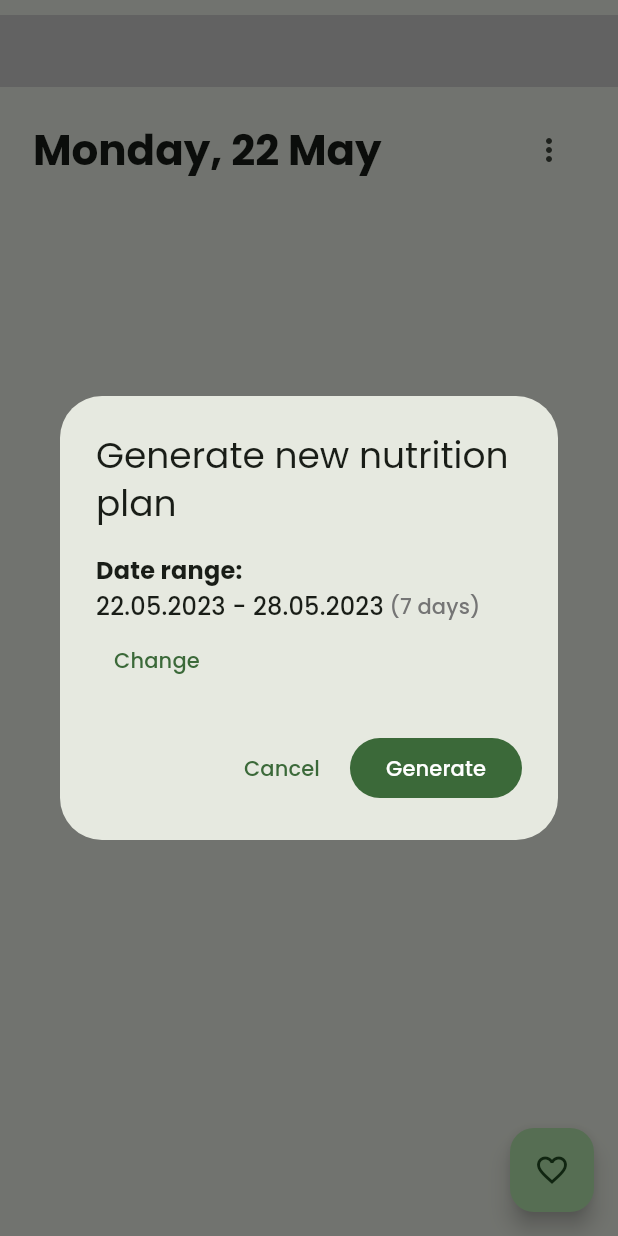
After one commit to p-olszewski/DietDesigner, a Flutter app: the HomeTab screen opened directly, after a tap on "Generate for date range", on a phone screen of 412 x 824 dp. The commit adds this screen. Run offline on Flutter 3.47's test engine with Material 2 defaults, Android fonts, the phone set to English and light mode, and no system bars; our stand-ins replace cloud_firestore, firebase_auth, firebase_core, flutter_dotenv, flutter_toggle_tab, fluttertoast and 5 more; missing offline and left inert: weekly_date_picker; accounts and stored records are empty.

Commit message:
implement generating plan for date range

```diff
--- a/lib/widgets/home_tab.dart
+++ b/lib/widgets/home_tab.dart
@@ -7,6 +7,7 @@
 import 'package:diet_designer/services/pdf_service.dart';
 import 'package:diet_designer/shared/popup_messenger.dart';
 import 'package:diet_designer/widgets/meal_card.dart';
+import 'package:diet_designer/widgets/new_plan_date_range_dialog.dart';
 import 'package:diet_designer/widgets/nutrition_plan_statistics.dart';
 import 'package:diet_designer/widgets/nutrition_plan_user_management_dialog.dart';
 import 'package:flutter/material.dart';
@@ -118,6 +119,26 @@
                                                             .dateFormattedWithDots),
                                                 child: const Text(
                                                     'Generate nutrition plan'),
+                                              ),
+                                              TextButton(
+                                                onPressed: () async =>
+                                                    await showDialog(
+                                                  barrierDismissible: false,
+                                                  context: context,
+                                                  builder: (BuildContext
+                                                          context) =>
+                                                      const NewPlanDateRangeDialog(),
+                                                ).then(
+                                                  (value) => setState(() {
+                                                    _nutritionPlan =
+                                                        getNutritionPlan(
+                                                            _uid,
+                                                            _dateProvider
+                                                                .dateFormattedWithDots);
+                                                  }),
+                                                ),
+                                                child: const Text(
+                                                    'Generate for date range'),
                                               ),
                                               TextButton(
                                                 onPressed: () =>
--- /dev/null
+++ b/lib/widgets/new_plan_date_range_dialog.dart
@@ -0,0 +1,157 @@
+import 'package:diet_designer/models/nutrition_plan.dart';
+import 'package:diet_designer/providers/auth_provider.dart';
+import 'package:diet_designer/providers/date_provider.dart';
+import 'package:diet_designer/services/api_service.dart';
+import 'package:diet_designer/services/firestore_service.dart';
+import 'package:diet_designer/shared/shared.dart';
+import 'package:flutter/material.dart';
+import 'package:intl/intl.dart';
+import 'package:provider/provider.dart';
+
+class NewPlanDateRangeDialog extends StatefulWidget {
+  const NewPlanDateRangeDialog({super.key});
+
+  @override
+  State<NewPlanDateRangeDialog> createState() => _NewPlanDateRangeDialogState();
+}
+
+class _NewPlanDateRangeDialogState extends State<NewPlanDateRangeDialog> {
+  late DateTimeRange _dateRange;
+  bool _isLoading = false;
+
+  @override
+  void initState() {
+    super.initState();
+    _dateRange = DateTimeRange(
+      start: context.read<DateProvider>().date,
+      end: context.read<DateProvider>().date.add(const Duration(days: 6)),
+    );
+  }
+
+  @override
+  Widget build(BuildContext context) {
+    final startDate = _dateRange.start;
+    final endDate = _dateRange.end;
+    final duration = _dateRange.duration;
+    TextStyle textStyle = Theme.of(context).textTheme.titleMedium!;
+    TextStyle subtitleStyle = textStyle.copyWith(fontWeight: FontWeight.bold);
+    TextStyle labelStyle = Theme.of(context)
+        .textTheme
+        .labelLarge!
+        .copyWith(color: Colors.grey[600]);
+
+    return AlertDialog(
+      scrollable: true,
+      title: const Text('Generate new nutrition plan'),
+      content: _isLoading
+          ? const Center(child: CircularProgressIndicator())
+          : Column(
+              mainAxisSize: MainAxisSize.min,
+              mainAxisAlignment: MainAxisAlignment.start,
+              crossAxisAlignment: CrossAxisAlignment.start,
+              children: [
+                Text('Date range:', style: subtitleStyle),
+                Row(
+                  children: [
+                    Text(
+                      '${DateFormat('dd.MM.yyyy').format(startDate)} - ${DateFormat('dd.MM.yyyy').format(endDate)}',
+                      style: textStyle,
+                    ),
+                    Text(
+                      ' (${duration.inDays + 1} days)',
+                      style: labelStyle,
+                    ),
+                  ],
+                ),
+                TextButton(
+                  child: const Text('Change'),
+                  onPressed: () async {
+                    DateTimeRange? newDateRange = await showDateRangePicker(
+                      context: context,
+                      firstDate:
+                          DateTime.now().subtract(const Duration(days: 365)),
+                      lastDate: DateTime.now().add(const Duration(days: 365)),
+                      initialDateRange: _dateRange,
+                      builder: (context, child) {
+                        return Theme(
+                          data: ThemeData.light().copyWith(
+                            colorScheme: const ColorScheme.light().copyWith(
+                              primary: Theme.of(context).colorScheme.primary,
+                            ),
+                          ),
+                          child: child!,
+                        );
+                      },
+                    );
+
+                    if (newDateRange == null) return;
+                    if (newDateRange.duration.inDays > 6) {
+                      PopupMessenger.error(
+                          'Maximum date range is 7 days! Changing to 7 days.');
+                      final endDate =
+                          newDateRange.start.add(const Duration(days: 6));
+                      newDateRange = DateTimeRange(
+                          start: newDateRange.start, end: endDate);
+                      return;
+                    }
+                    setState(() => _dateRange = newDateRange!);
+                  },
+                ),
+              ],
+            ),
+      actions: _isLoading
+          ? null
+          : [
+              TextButton(
+                child: const Text('Cancel'),
+                onPressed: () => Navigator.of(context).pop(),
+              ),
+              FilledButton(
+                child: const Text('Generate'),
+                onPressed: () async =>
+                    _generateNutritionPlanForDateRange(_dateRange),
+              ),
+            ],
+    );
+  }
+
+  _generateNutritionPlanForDateRange(DateTimeRange dateRange) async {
+    setState(() => _isLoading = true);
+    NutritionPlan? nutritionPlan;
+    int retryCount = 0;
+    const maxRetries = 5;
+    final uid = context.read<AuthProvider>().uid!;
+
+    try {
+      final user = await getUserData(uid);
+      if (user == null) return;
+
+      for (var i = 0; i <= dateRange.duration.inDays; i++) {
+        final date = dateRange.start.add(Duration(days: i));
+        final formattedDate = DateFormat('dd.MM.yyyy').format(date);
+        do {
+          try {
+            final meals = await APIService.instance.getMealsFromAPI(user);
+            if (meals != null) {
+              nutritionPlan = NutritionPlan(meals, formattedDate, uid);
+            }
+          } catch (e) {
+            debugPrint('Error fetching meals: $e');
+          }
+          retryCount++;
+        } while (nutritionPlan == null && retryCount < maxRetries);
+        if (nutritionPlan == null) {
+          PopupMessenger.error("Please try again later.");
+          return;
+        }
+        await saveNutritionPlan(nutritionPlan);
+      }
+    } catch (e) {
+      PopupMessenger.error(e.toString());
+    }
+    setState(() {
+      _isLoading = false;
+      Navigator.pop(context);
+    });
+  }
+}
```
